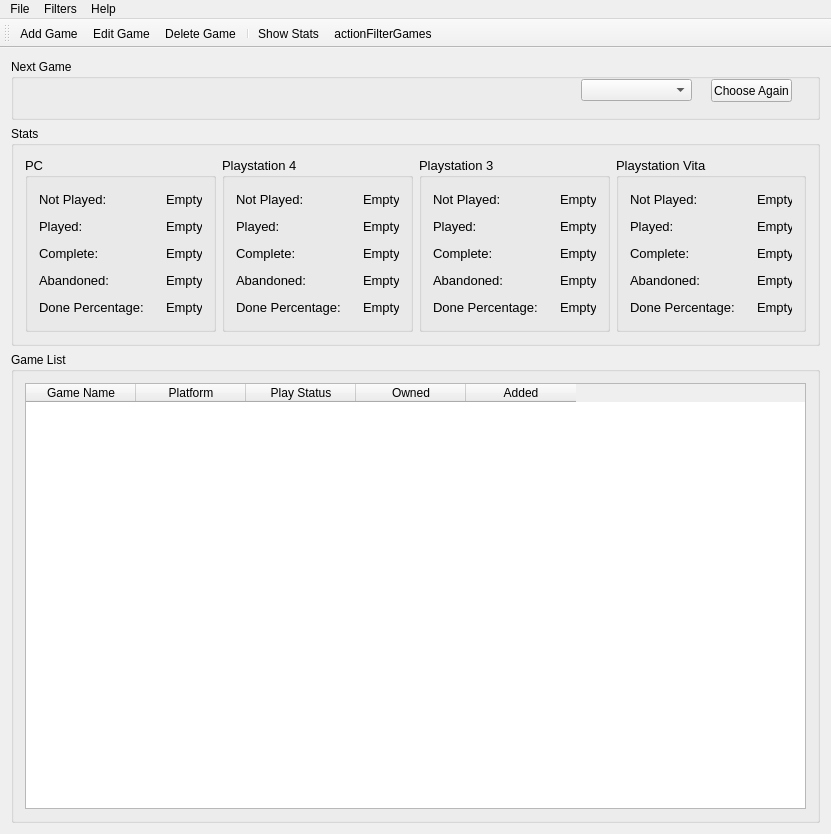
First picture: the form in Source/UI/BacklogManagerForm.ui, repository MattyJacques/BacklogManager-Qt, before the edit.
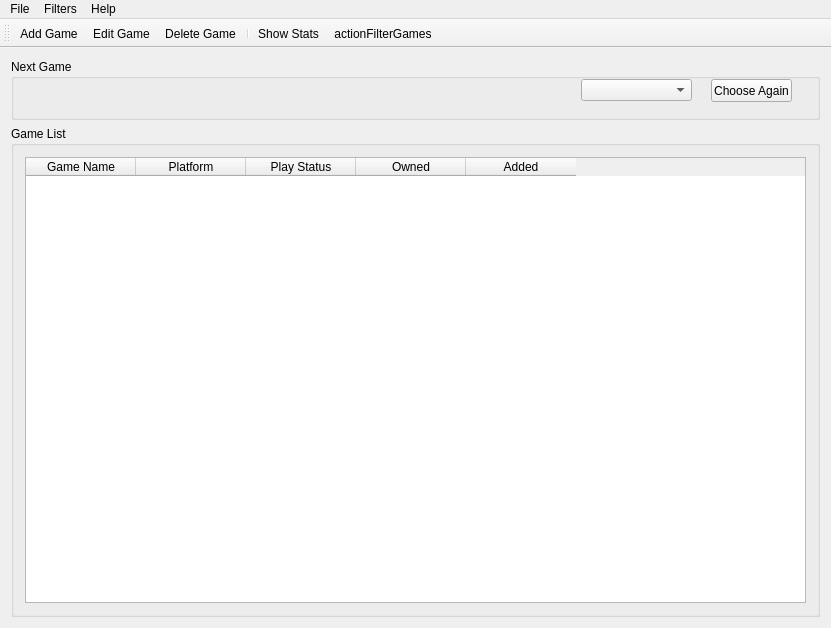
Second picture: the form after the edit. Icons and pictures are not drawn.

Commit message: Remove broken stats from main form

```diff
--- a/Source/UI/BacklogManagerForm.ui
+++ b/Source/UI/BacklogManagerForm.ui
@@ -7,7 +7,7 @@
     <x>0</x>
     <y>0</y>
     <width>831</width>
-    <height>834</height>
+    <height>628</height>
    </rect>
   </property>
   <property name="minimumSize">
@@ -103,577 +103,6 @@
       </widget>
      </widget>
     </item>
-    <item>
-     <widget class="QGroupBox" name="BacklogManagerForm_StatsGroup">
-      <property name="minimumSize">
-       <size>
-        <width>801</width>
-        <height>201</height>
-       </size>
-      </property>
-      <property name="title">
-       <string>Stats</string>
-      </property>
-      <layout class="QHBoxLayout" name="horizontalLayout_2">
-       <item>
-        <widget class="QGroupBox" name="BacklogManagerForm_PCStats">
-         <property name="font">
-          <font>
-           <pointsize>10</pointsize>
-          </font>
-         </property>
-         <property name="title">
-          <string>PC</string>
-         </property>
-         <layout class="QFormLayout" name="formLayout_4">
-          <item row="0" column="0">
-           <widget class="QLabel" name="BacklogManagerForm_PCNotPlayedLbl">
-            <property name="minimumSize">
-             <size>
-              <width>121</width>
-              <height>21</height>
-             </size>
-            </property>
-            <property name="font">
-             <font>
-              <pointsize>10</pointsize>
-             </font>
-            </property>
-            <property name="text">
-             <string>Not Played:</string>
-            </property>
-           </widget>
-          </item>
-          <item row="0" column="1">
-           <widget class="QLabel" name="BacklogManagerForm_PCNotPlayed">
-            <property name="text">
-             <string>Empty</string>
-            </property>
-           </widget>
-          </item>
-          <item row="1" column="0">
-           <widget class="QLabel" name="BacklogManagerForm_PCPlayedLbl">
-            <property name="minimumSize">
-             <size>
-              <width>121</width>
-              <height>21</height>
-             </size>
-            </property>
-            <property name="font">
-             <font>
-              <pointsize>10</pointsize>
-             </font>
-            </property>
-            <property name="text">
-             <string>Played:</string>
-            </property>
-           </widget>
-          </item>
-          <item row="1" column="1">
-           <widget class="QLabel" name="BacklogManagerForm_PCPlayed">
-            <property name="text">
-             <string>Empty</string>
-            </property>
-           </widget>
-          </item>
-          <item row="2" column="0">
-           <widget class="QLabel" name="BacklogManagerForm_PCCompleteLbl">
-            <property name="minimumSize">
-             <size>
-              <width>121</width>
-              <height>21</height>
-             </size>
-            </property>
-            <property name="font">
-             <font>
-              <pointsize>10</pointsize>
-             </font>
-            </property>
-            <property name="text">
-             <string>Complete:</string>
-            </property>
-           </widget>
-          </item>
-          <item row="2" column="1">
-           <widget class="QLabel" name="BacklogManagerForm_PCComplete">
-            <property name="text">
-             <string>Empty</string>
-            </property>
-           </widget>
-          </item>
-          <item row="3" column="0">
-           <widget class="QLabel" name="BacklogManagerForm_PCAbandonedLbl">
-            <property name="minimumSize">
-             <size>
-              <width>121</width>
-              <height>21</height>
-             </size>
-            </property>
-            <property name="font">
-             <font>
-              <pointsize>10</pointsize>
-             </font>
-            </property>
-            <property name="text">
-             <string>Abandoned:</string>
-            </property>
-           </widget>
-          </item>
-          <item row="3" column="1">
-           <widget class="QLabel" name="BacklogManagerForm_PCAbandoned">
-            <property name="text">
-             <string>Empty</string>
-            </property>
-           </widget>
-          </item>
-          <item row="4" column="0">
-           <widget class="QLabel" name="BacklogManagerForm_PCPercentLbl">
-            <property name="minimumSize">
-             <size>
-              <width>121</width>
-              <height>21</height>
-             </size>
-            </property>
-            <property name="font">
-             <font>
-              <pointsize>10</pointsize>
-             </font>
-            </property>
-            <property name="text">
-             <string>Done Percentage:</string>
-            </property>
-           </widget>
-          </item>
-          <item row="4" column="1">
-           <widget class="QLabel" name="BacklogManagerForm_PCPercent">
-            <property name="text">
-             <string>Empty</string>
-            </property>
-           </widget>
-          </item>
-         </layout>
-        </widget>
-       </item>
-       <item>
-        <widget class="QGroupBox" name="BacklogManagerForm_PS4Stats">
-         <property name="font">
-          <font>
-           <pointsize>10</pointsize>
-          </font>
-         </property>
-         <property name="title">
-          <string>Playstation 4</string>
-         </property>
-         <layout class="QFormLayout" name="formLayout_3">
-          <item row="0" column="0">
-           <widget class="QLabel" name="BacklogManagerForm_PS4NotPlayedLbl">
-            <property name="minimumSize">
-             <size>
-              <width>121</width>
-              <height>21</height>
-             </size>
-            </property>
-            <property name="font">
-             <font>
-              <pointsize>10</pointsize>
-             </font>
-            </property>
-            <property name="text">
-             <string>Not Played:</string>
-            </property>
-           </widget>
-          </item>
-          <item row="0" column="1">
-           <widget class="QLabel" name="BacklogManagerForm_PS4NotPlayed">
-            <property name="text">
-             <string>Empty</string>
-            </property>
-           </widget>
-          </item>
-          <item row="1" column="0">
-           <widget class="QLabel" name="BacklogManagerForm_PS4PlayedLbl">
-            <property name="minimumSize">
-             <size>
-              <width>121</width>
-              <height>21</height>
-             </size>
-            </property>
-            <property name="font">
-             <font>
-              <pointsize>10</pointsize>
-             </font>
-            </property>
-            <property name="text">
-             <string>Played:</string>
-            </property>
-           </widget>
-          </item>
-          <item row="1" column="1">
-           <widget class="QLabel" name="BacklogManagerForm_PS4Played">
-            <property name="text">
-             <string>Empty</string>
-            </property>
-           </widget>
-          </item>
-          <item row="2" column="0">
-           <widget class="QLabel" name="BacklogManagerForm_PS4CompleteLbl">
-            <property name="minimumSize">
-             <size>
-              <width>121</width>
-              <height>21</height>
-             </size>
-            </property>
-            <property name="font">
-             <font>
-              <pointsize>10</pointsize>
-             </font>
-            </property>
-            <property name="text">
-             <string>Complete:</string>
-            </property>
-           </widget>
-          </item>
-          <item row="2" column="1">
-           <widget class="QLabel" name="BacklogManagerForm_PS4Complete">
-            <property name="text">
-             <string>Empty</string>
-            </property>
-           </widget>
-          </item>
-          <item row="3" column="0">
-           <widget class="QLabel" name="BacklogManagerForm_PS4AbandonedLbl">
-            <property name="minimumSize">
-             <size>
-              <width>121</width>
-              <height>21</height>
-             </size>
-            </property>
-            <property name="font">
-             <font>
-              <pointsize>10</pointsize>
-             </font>
-            </property>
-            <property name="text">
-             <string>Abandoned:</string>
-            </property>
-           </widget>
-          </item>
-          <item row="3" column="1">
-           <widget class="QLabel" name="BacklogManagerForm_PS4Abandoned">
-            <property name="text">
-             <string>Empty</string>
-            </property>
-           </widget>
-          </item>
-          <item row="4" column="0">
-           <widget class="QLabel" name="BacklogManagerForm_PS4PercentLbl">
-            <property name="minimumSize">
-             <size>
-              <width>121</width>
-              <height>21</height>
-             </size>
-            </property>
-            <property name="font">
-             <font>
-              <pointsize>10</pointsize>
-             </font>
-            </property>
-            <property name="text">
-             <string>Done Percentage:</string>
-            </property>
-           </widget>
-          </item>
-          <item row="4" column="1">
-           <widget class="QLabel" name="BacklogManagerForm_PS4Percent">
-            <property name="text">
-             <string>Empty</string>
-            </property>
-           </widget>
-          </item>
-         </layout>
-        </widget>
-       </item>
-       <item>
-        <widget class="QGroupBox" name="BacklogManagerForm_PS3Stats">
-         <property name="font">
-          <font>
-           <pointsize>10</pointsize>
-          </font>
-         </property>
-         <property name="title">
-          <string>Playstation 3</string>
-         </property>
-         <layout class="QFormLayout" name="formLayout_2">
-          <item row="0" column="0">
-           <widget class="QLabel" name="BacklogManagerForm_PS3NotPlayedLbl">
-            <property name="minimumSize">
-             <size>
-              <width>121</width>
-              <height>21</height>
-             </size>
-            </property>
-            <property name="font">
-             <font>
-              <pointsize>10</pointsize>
-             </font>
-            </property>
-            <property name="text">
-             <string>Not Played:</string>
-            </property>
-           </widget>
-          </item>
-          <item row="0" column="1">
-           <widget class="QLabel" name="BacklogManagerForm_PS3NotPlayed">
-            <property name="text">
-             <string>Empty</string>
-            </property>
-           </widget>
-          </item>
-          <item row="1" column="0">
-           <widget class="QLabel" name="BacklogManagerForm_PS3PlayedLbl">
-            <property name="minimumSize">
-             <size>
-              <width>121</width>
-              <height>21</height>
-             </size>
-            </property>
-            <property name="font">
-             <font>
-              <pointsize>10</pointsize>
-             </font>
-            </property>
-            <property name="text">
-             <string>Played:</string>
-            </property>
-           </widget>
-          </item>
-          <item row="1" column="1">
-           <widget class="QLabel" name="BacklogManagerForm_PS3Played">
-            <property name="text">
-             <string>Empty</string>
-            </property>
-           </widget>
-          </item>
-          <item row="2" column="0">
-           <widget class="QLabel" name="BacklogManagerForm_PS3CompleteLbl">
-            <property name="minimumSize">
-             <size>
-              <width>121</width>
-              <height>21</height>
-             </size>
-            </property>
-            <property name="font">
-             <font>
-              <pointsize>10</pointsize>
-             </font>
-            </property>
-            <property name="text">
-             <string>Complete:</string>
-            </property>
-           </widget>
-          </item>
-          <item row="2" column="1">
-           <widget class="QLabel" name="BacklogManagerForm_PS3Complete">
-            <property name="text">
-             <string>Empty</string>
-            </property>
-           </widget>
-          </item>
-          <item row="3" column="0">
-           <widget class="QLabel" name="BacklogManagerForm_PS3AbandonedLbl">
-            <property name="minimumSize">
-             <size>
-              <width>121</width>
-              <height>21</height>
-             </size>
-            </property>
-            <property name="font">
-             <font>
-              <pointsize>10</pointsize>
-             </font>
-            </property>
-            <property name="text">
-             <string>Abandoned:</string>
-            </property>
-           </widget>
-          </item>
-          <item row="3" column="1">
-           <widget class="QLabel" name="BacklogManagerForm_PS3Abandoned">
-            <property name="text">
-             <string>Empty</string>
-            </property>
-           </widget>
-          </item>
-          <item row="4" column="0">
-           <widget class="QLabel" name="BacklogManagerForm_PS3PercentLbl">
-            <property name="minimumSize">
-             <size>
-              <width>121</width>
-              <height>21</height>
-             </size>
-            </property>
-            <property name="font">
-             <font>
-              <pointsize>10</pointsize>
-             </font>
-            </property>
-            <property name="text">
-             <string>Done Percentage:</string>
-            </property>
-           </widget>
-          </item>
-          <item row="4" column="1">
-           <widget class="QLabel" name="BacklogManagerForm_PS3Percent">
-            <property name="text">
-             <string>Empty</string>
-            </property>
-           </widget>
-          </item>
-         </layout>
-        </widget>
-       </item>
-       <item>
-        <widget class="QGroupBox" name="BacklogManagerForm_PSVitaStats">
-         <property name="font">
-          <font>
-           <pointsize>10</pointsize>
-          </font>
-         </property>
-         <property name="title">
-          <string>Playstation Vita</string>
-         </property>
-         <layout class="QFormLayout" name="formLayout">
-          <item row="0" column="0">
-           <widget class="QLabel" name="BacklogManagerForm_PSVitaNotPlayedLbl">
-            <property name="minimumSize">
-             <size>
-              <width>121</width>
-              <height>21</height>
-             </size>
-            </property>
-            <property name="font">
-             <font>
-              <pointsize>10</pointsize>
-             </font>
-            </property>
-            <property name="text">
-             <string>Not Played:</string>
-            </property>
-           </widget>
-          </item>
-          <item row="0" column="1">
-           <widget class="QLabel" name="BacklogManagerForm_PSVitaNotPlayed">
-            <property name="text">
-             <string>Empty</string>
-            </property>
-           </widget>
-          </item>
-          <item row="1" column="0">
-           <widget class="QLabel" name="BacklogManagerForm_PSVitaPlayedLbl">
-            <property name="minimumSize">
-             <size>
-              <width>121</width>
-              <height>21</height>
-             </size>
-            </property>
-            <property name="font">
-             <font>
-              <pointsize>10</pointsize>
-             </font>
-            </property>
-            <property name="text">
-             <string>Played:</string>
-            </property>
-           </widget>
-          </item>
-          <item row="1" column="1">
-           <widget class="QLabel" name="BacklogManagerForm_PSVitaPlayed">
-            <property name="text">
-             <string>Empty</string>
-            </property>
-           </widget>
-          </item>
-          <item row="2" column="0">
-           <widget class="QLabel" name="BacklogManagerForm_PSVitaCompleteLbl">
-            <property name="minimumSize">
-             <size>
-              <width>121</width>
-              <height>21</height>
-             </size>
-            </property>
-            <property name="font">
-             <font>
-              <pointsize>10</pointsize>
-             </font>
-            </property>
-            <property name="text">
-             <string>Complete:</string>
-            </property>
-           </widget>
-          </item>
-          <item row="2" column="1">
-           <widget class="QLabel" name="BacklogManagerForm_PSVitaComplete">
-            <property name="text">
-             <string>Empty</string>
-            </property>
-           </widget>
-          </item>
-          <item row="3" column="0">
-           <widget class="QLabel" name="BacklogManagerForm_PSVitaAbandonedLbl">
-            <property name="minimumSize">
-             <size>
-              <width>121</width>
-              <height>21</height>
-             </size>
-            </property>
-            <property name="font">
-             <font>
-              <pointsize>10</pointsize>
-             </font>
-            </property>
-            <property name="text">
-             <string>Abandoned:</string>
-            </property>
-           </widget>
-          </item>
-          <item row="3" column="1">
-           <widget class="QLabel" name="BacklogManagerForm_PSVitaAbandoned">
-            <property name="text">
-             <string>Empty</string>
-            </property>
-           </widget>
-          </item>
-          <item row="4" column="0">
-           <widget class="QLabel" name="BacklogManagerForm_PSVitaPercentLbl">
-            <property name="minimumSize">
-             <size>
-              <width>121</width>
-              <height>21</height>
-             </size>
-            </property>
-            <property name="font">
-             <font>
-              <pointsize>10</pointsize>
-             </font>
-            </property>
-            <property name="text">
-             <string>Done Percentage:</string>
-            </property>
-           </widget>
-          </item>
-          <item row="4" column="1">
-           <widget class="QLabel" name="BacklogManagerForm_PSVitaPercent">
-            <property name="text">
-             <string>Empty</string>
-            </property>
-           </widget>
-          </item>
-         </layout>
-        </widget>
-       </item>
-      </layout>
-     </widget>
-    </item>
     <item>
      <widget class="QGroupBox" name="BacklogManagerForm_GameListGroup">
       <property name="title">
```
